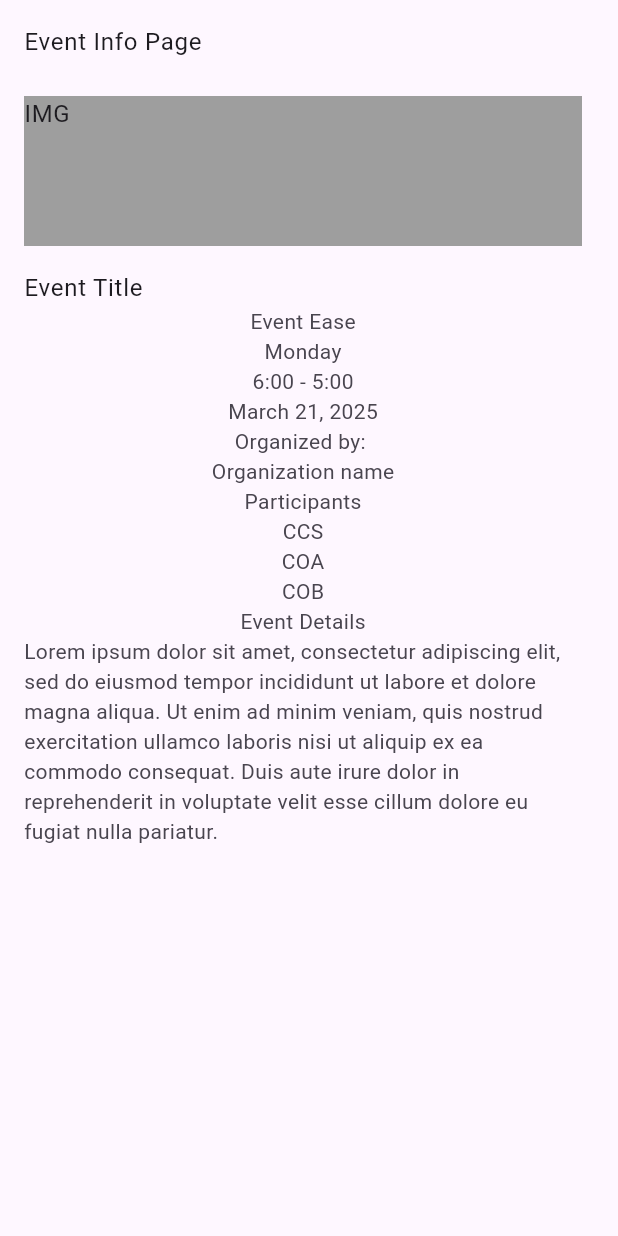
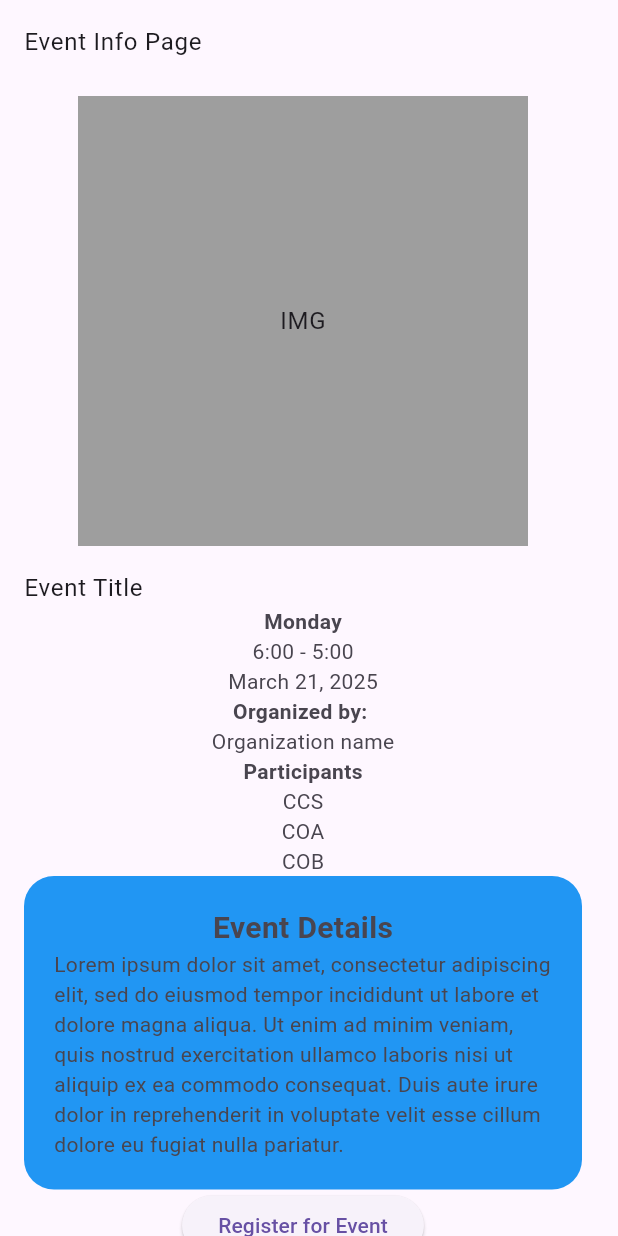
Before and after one commit to Izumi10shii/EventEaseURSB, a Flutter app: the EventInfoPage screen opened by its route, on a phone screen of 412 x 824 dp. Run offline on Flutter 3.47's test engine with Material 3 defaults, Android fonts, the light colour scheme and no system bars.

Commit message:
edited ui

```diff
--- a/lib/main.dart
+++ b/lib/main.dart
@@ -2,9 +2,11 @@ import 'package:flutter/material.dart';
 import 'package:flutter_event_ease/pages/event_info_page.dart';
 import 'package:flutter_event_ease/pages/home_page.dart';
 import 'package:flutter_event_ease/pages/index_page.dart';
+import 'package:flutter_event_ease/pages/receipt_page.dart';
 import 'package:flutter_event_ease/pages/register_page.dart';
 import 'package:flutter_event_ease/pages/login_page.dart';
 import 'package:flutter_event_ease/pages/nav_page.dart';
+import 'package:flutter_event_ease/pages/receipt_page.dart';
 
 void main() {
   runApp(const MyApp());
@@ -25,6 +27,7 @@ class MyApp extends StatelessWidget {
         '/nav_page': (context) => NavPage(),
         '/home_page': (context) => HomePage(),
         '/event_info_page': (context) => EventInfoPage(),
+        '/receipt_page': (context) => ReceiptPage(),
       },
       home: IndexPage(),
     );
--- a/lib/pages/event_info_page.dart
+++ b/lib/pages/event_info_page.dart
@@ -12,12 +12,15 @@ class EventInfoPage extends StatelessWidget {
             ListTile(title: Text("Event Info Page")),
 
             ListTile(
-              title: Container(
-                height: 100,
-                width: 100,
+              title: Center(
+                child: Container(
+                height: 300,
+                width: 300,
                 color: Colors.grey,
-                child: Text("IMG"),
+                child: Center(child: Text("IMG"),
+                )
               ),
+              )
             ),
 
             ListTile(
@@ -29,29 +32,58 @@ class EventInfoPage extends StatelessWidget {
                     Container(
                       child: Column(
                         children: [
-                          Text("Event Ease"),
-                          Text("Monday"),
+                          Text("Monday",
+                          style: TextStyle(
+                            fontWeight: FontWeight.bold
+                          ),),
+
+
                           Text("6:00 - 5:00"),
                           Text("March 21, 2025"),
-                          Text("Organized by: "),
+
+
+                          Text("Organized by: ",
+                          style: TextStyle(
+                            fontWeight: FontWeight.bold
+                          ),),
                           Text("Organization name"),
-                          Text("Participants"),
+
+
+                          Text("Participants",
+                          style: TextStyle(
+                            fontWeight: FontWeight.bold
+                          ),),
                           Text("CCS"),
                           Text("COA"),
                           Text("COB"),
                         ],
                       ),
                     ),
+
                     Container(
+                      padding: EdgeInsets.all(20),
+                      decoration: BoxDecoration(
+                      color: Colors.blue,
+                      borderRadius: BorderRadius.circular(20),
+                      ),
                       child: Column(
                         children: [
-                          Text("Event Details"),
+                          Text("Event Details",
+                          style: TextStyle(
+                            fontSize: 20,
+                            fontWeight: FontWeight.bold
+                          )),
                           Text(
                             "Lorem ipsum dolor sit amet, consectetur adipiscing elit, sed do eiusmod tempor incididunt ut labore et dolore magna aliqua. Ut enim ad minim veniam, quis nostrud exercitation ullamco laboris nisi ut aliquip ex ea commodo consequat. Duis aute irure dolor in reprehenderit in voluptate velit esse cillum dolore eu fugiat nulla pariatur.",
                           ),
                         ],
                       ),
                     ),
+                    ElevatedButton(onPressed: (){
+                      Navigator.pushNamed(context, '/receipt_page');
+
+                    },
+                    child: Text("Register for Event"))
                   ],
                 ),
               ),
```
Also changed, not shown: lib/pages/receipt_page.dart (added, +100 -0 lines).
